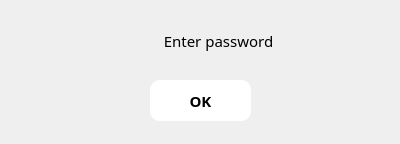
Above: Real-Estate-Portal/DialogButtonBottom.ui from RamyNasser4/Real-Estate-Portal before the change. Below: the same form after it.
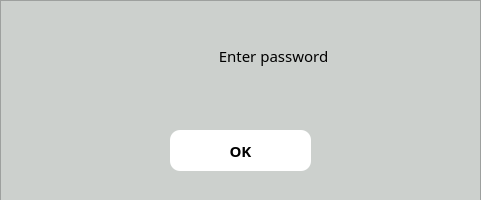
That is the form after the change. Icons and pictures are not drawn.

The edit to the form file:
```diff
--- a/Real-Estate-Portal/DialogButtonBottom.ui
+++ b/Real-Estate-Portal/DialogButtonBottom.ui
@@ -6,8 +6,8 @@
    <rect>
     <x>0</x>
     <y>0</y>
-    <width>400</width>
-    <height>144</height>
+    <width>481</width>
+    <height>200</height>
    </rect>
   </property>
   <property name="windowTitle">
@@ -18,46 +18,6 @@
 background: white;
 }</string>
   </property>
-  <widget class="QDialogButtonBox" name="buttonBox">
-   <property name="geometry">
-    <rect>
-     <x>110</x>
-     <y>220</y>
-     <width>156</width>
-     <height>24</height>
-    </rect>
-   </property>
-   <property name="standardButtons">
-    <set>QDialogButtonBox::StandardButton::Cancel|QDialogButtonBox::StandardButton::Ok</set>
-   </property>
-  </widget>
-  <widget class="QPushButton" name="pushButton">
-   <property name="geometry">
-    <rect>
-     <x>150</x>
-     <y>80</y>
-     <width>101</width>
-     <height>41</height>
-    </rect>
-   </property>
-   <property name="styleSheet">
-    <string notr="true">QPushButton{
-color:black;
-font-family:sans-serif;
-font-size:15px;
-font-weight:bold;
-border-radius:10px;
-background:white;
-}
-QPushButton:hover {
-    background:#5287FE;
-     color: white;
-}</string>
-   </property>
-   <property name="text">
-    <string>OK</string>
-   </property>
-  </widget>
   <widget class="QLabel" name="label_2">
    <property name="geometry">
     <rect>
@@ -81,13 +41,35 @@
     <bool>true</bool>
    </property>
   </widget>
+  <widget class="QFrame" name="frame">
+   <property name="geometry">
+    <rect>
+     <x>0</x>
+     <y>0</y>
+     <width>481</width>
+     <height>201</height>
+    </rect>
+   </property>
+   <property name="styleSheet">
+    <string notr="true">QFrame{
+background:#CCD0CD;
+color:#2B2A2A;
+}
+</string>
+   </property>
+   <property name="frameShape">
+    <enum>QFrame::Shape::StyledPanel</enum>
+   </property>
+   <property name="frameShadow">
+    <enum>QFrame::Shadow::Raised</enum>
+   </property>
   <widget class="QWidget" name="horizontalLayoutWidget">
    <property name="geometry">
     <rect>
-     <x>50</x>
-     <y>10</y>
-     <width>281</width>
-     <height>61</height>
+      <x>100</x>
+      <y>30</y>
+      <width>291</width>
+      <height>51</height>
     </rect>
    </property>
    <layout class="QHBoxLayout" name="horizontalLayout">
@@ -154,6 +136,34 @@
     </item>
    </layout>
   </widget>
+   <widget class="QPushButton" name="pushButton">
+    <property name="geometry">
+     <rect>
+      <x>170</x>
+      <y>130</y>
+      <width>141</width>
+      <height>41</height>
+     </rect>
+    </property>
+    <property name="styleSheet">
+     <string notr="true">QPushButton{
+color:black;
+font-family:sans-serif;
+font-size:15px;
+font-weight:bold;
+border-radius:10px;
+background:white;
+}
+QPushButton:hover {
+    background:#5287FE;
+     color: white;
+}</string>
+    </property>
+    <property name="text">
+     <string>OK</string>
+    </property>
+   </widget>
+  </widget>
  </widget>
  <resources>
   <include location="Resource.qrc"/>
```
Left out of the diff: 22 changed lines with no effect on the pictures. Lines whose indentation alone changed are shown as unchanged.
